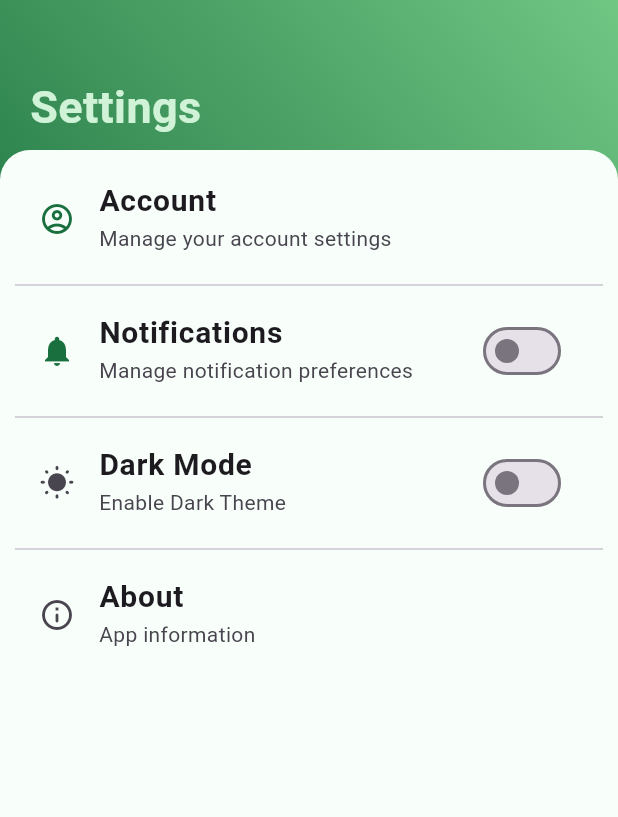
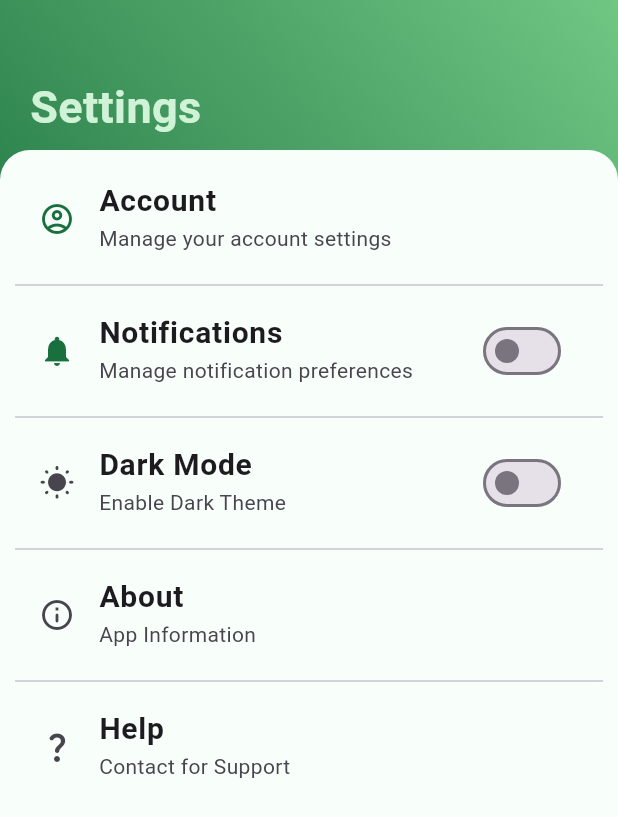
Before and after one commit to saarujan-ui/flutter_project, a Flutter app: the SettingsPage screen opened directly, on a phone screen of 412 x 824 dp. Shown: the top 817 px of the screen. Run offline on Flutter 3.47's test engine with Material 3 defaults, Android fonts, the phone set to English and light mode, and no system bars; our stand-ins replace fl_chart.

Commit message:
Settings update

```diff
--- a/lib/Pages/settings_page.dart
+++ b/lib/Pages/settings_page.dart
@@ -138,7 +138,24 @@ class _SettingsPageState extends State<SettingsPage> {
                         ),
                       ),
                       subtitle: Text(
-                        "App information"
+                        "App Information"
+                      ),
+                      onTap: (){},
+                    ),
+                    Divider(),
+                    ListTile(
+                      leading: Icon(
+                        Icons.question_mark_rounded
+                      ),
+                      title: Text(
+                        "Help",
+                        style: TextStyle(
+                          fontWeight: FontWeight.bold,
+                          fontSize: 20,
+                        ),
+                      ),
+                      subtitle: Text(
+                          "Contact for Support"
                       ),
                       onTap: (){},
                     ),
--- a/lib/main.dart
+++ b/lib/main.dart
@@ -16,7 +16,7 @@ class MyApp extends StatelessWidget {
   Widget build(BuildContext context) {
     return MaterialApp(
       debugShowCheckedModeBanner: false,
-      home: const ProgressTrackingPage(),
+      home: const SettingsPage(),
     );
   }
 }
```
